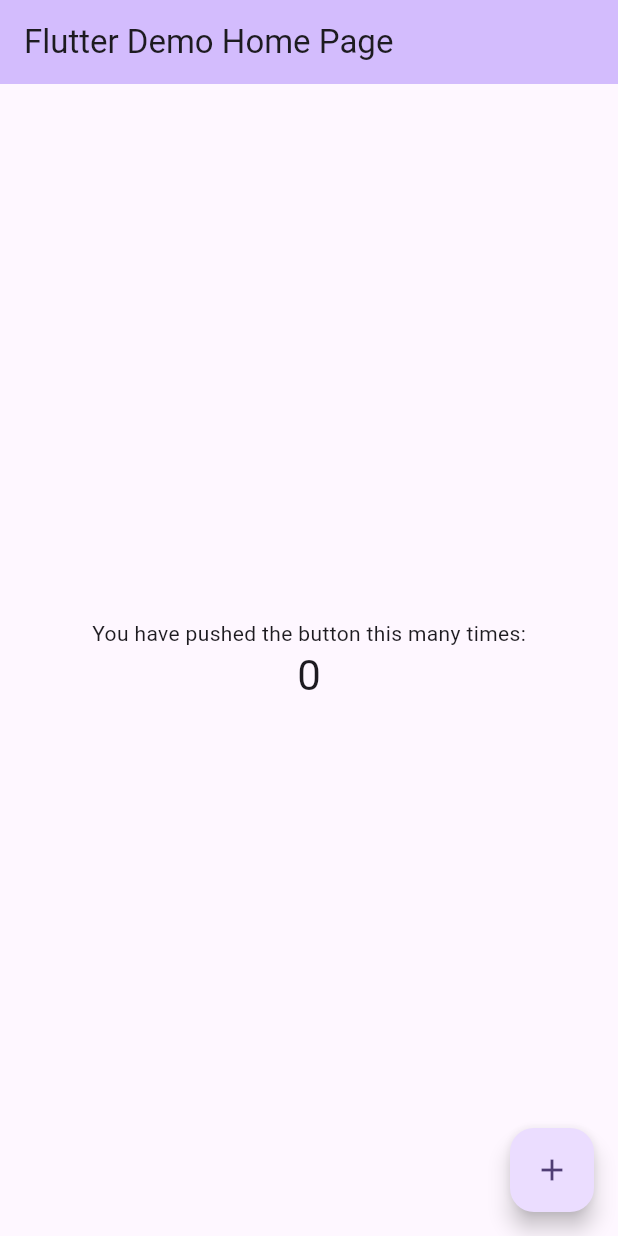
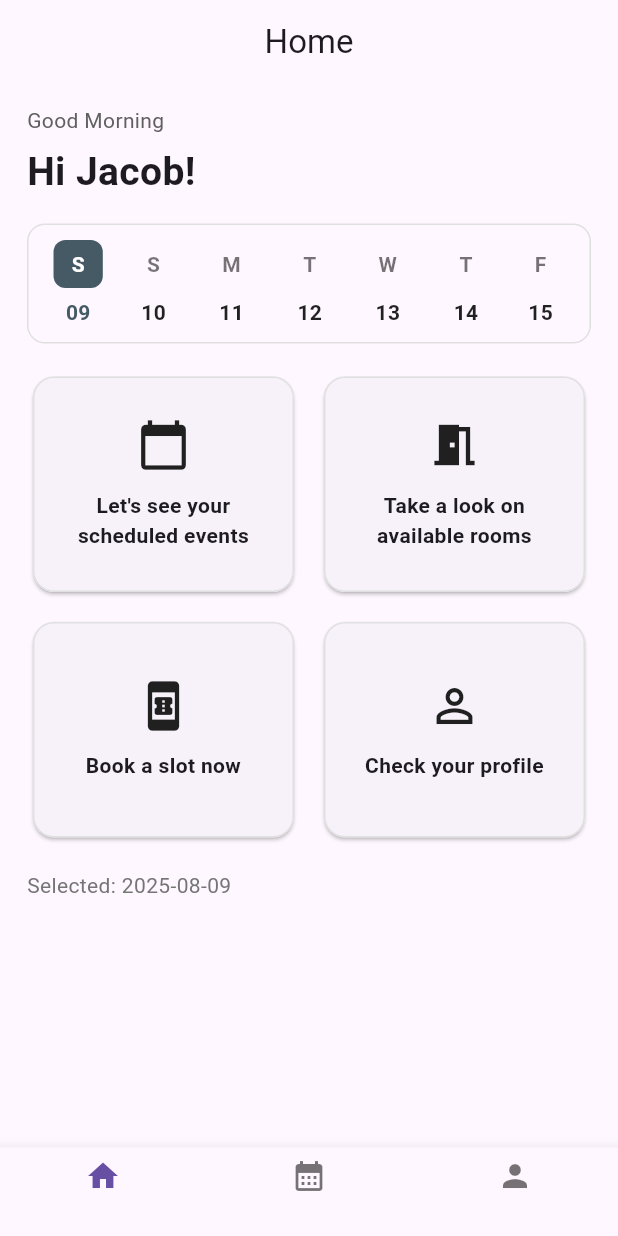
Before and after one commit to Arunrxj-v/Slot_booking_App, a Flutter app: the screen it shows after launch, on a phone screen of 412 x 824 dp. Run offline on Flutter 3.47's test engine with Material 3 defaults, Android fonts, the phone set to English and light mode, and no system bars.

Commit message:
Added project files

```diff
--- /dev/null
+++ b/slot_booking/lib/home_screen.dart
@@ -0,0 +1,158 @@
+import 'package:flutter/material.dart';
+
+class HomeScreen extends StatefulWidget {
+  const HomeScreen({super.key});
+
+  @override
+  // ignore: library_private_types_in_public_api
+  _HomeScreenState createState() => _HomeScreenState();
+}
+
+class _HomeScreenState extends State<HomeScreen> {
+  DateTime selectedDate = DateTime.now();
+  int _bottomIndex = 0;
+
+  // generate a simple 7-day list starting today
+  List<DateTime> weekDates() {
+    final now = DateTime.now();
+    return List.generate(7, (i) => now.add(Duration(days: i)));
+  }
+
+  Widget dateTile(DateTime d) {
+    final isSelected = d.day == selectedDate.day &&
+        d.month == selectedDate.month &&
+        d.year == selectedDate.year;
+    final dayLabel = ['S', 'M', 'T', 'W', 'T', 'F', 'S'][d.weekday % 7];
+    return GestureDetector(
+      onTap: () => setState(() => selectedDate = d),
+      child: Column(
+        children: [
+          Container(
+            padding: EdgeInsets.symmetric(vertical: 6, horizontal: 12),
+            decoration: BoxDecoration(
+              color: isSelected ? Colors.blueGrey[700] : Colors.transparent,
+              borderRadius: BorderRadius.circular(8),
+            ),
+            child: Text(
+              dayLabel,
+              style: TextStyle(
+                color: isSelected ? Colors.white : Colors.black54,
+                fontWeight: FontWeight.w600,
+              ),
+            ),
+          ),
+          SizedBox(height: 6),
+          Text(
+            d.day.toString().padLeft(2, '0'),
+            style: TextStyle(
+              fontWeight: FontWeight.bold,
+              color: isSelected ? Colors.blueGrey[700] : Colors.black87,
+            ),
+          )
+        ],
+      ),
+    );
+  }
+
+  Widget featureCard(IconData icon, String title) {
+    return Card(
+      shape: RoundedRectangleBorder(
+          borderRadius: BorderRadius.circular(14),
+          side: BorderSide(color: Colors.grey.shade300)),
+      child: InkWell(
+        borderRadius: BorderRadius.circular(14),
+        onTap: () =>
+            ScaffoldMessenger.of(context).showSnackBar(SnackBar(content: Text('$title tapped'))),
+        child: Padding(
+          padding: EdgeInsets.all(16),
+          child: Column(
+            mainAxisAlignment: MainAxisAlignment.center,
+            children: [
+              Icon(icon, size: 36),
+              SizedBox(height: 12),
+              Text(title, textAlign: TextAlign.center, style: TextStyle(fontWeight: FontWeight.w600)),
+            ],
+          ),
+        ),
+      ),
+    );
+  }
+
+  @override
+  Widget build(BuildContext context) {
+    final dates = weekDates();
+    return Scaffold(
+      appBar: AppBar(
+        title: Text('Home'),
+        centerTitle: true,
+        elevation: 0,
+      ),
+      body: SingleChildScrollView(
+        padding: EdgeInsets.symmetric(horizontal: 18, vertical: 14),
+        child: Column(
+          crossAxisAlignment: CrossAxisAlignment.start,
+          children: [
+            Text('Good Morning', style: TextStyle(color: Colors.grey[700])),
+            SizedBox(height: 6),
+            Text('Hi Jacob!', style: TextStyle(fontSize: 26, fontWeight: FontWeight.bold)),
+            SizedBox(height: 16),
+
+            // Horizontal date selector
+            Container(
+              padding: EdgeInsets.symmetric(vertical: 10, horizontal: 8),
+              decoration: BoxDecoration(
+                borderRadius: BorderRadius.circular(12),
+                border: Border.all(color: Colors.grey.shade300),
+              ),
+              child: Row(
+                mainAxisAlignment: MainAxisAlignment.spaceAround,
+                children: dates.map((d) => dateTile(d)).toList(),
+              ),
+            ),
+
+            SizedBox(height: 18),
+
+            // grid of feature cards (2x2)
+            GridView.count(
+              crossAxisCount: 2,
+              crossAxisSpacing: 12,
+              mainAxisSpacing: 12,
+              childAspectRatio: 1.2,
+              shrinkWrap: true,
+              physics: NeverScrollableScrollPhysics(),
+              children: [
+                featureCard(Icons.calendar_today, "Let's see your\nscheduled events"),
+                featureCard(Icons.meeting_room, "Take a look on\navailable rooms"),
+                featureCard(Icons.book_online, "Book a slot now"),
+                featureCard(Icons.person_outline, "Check your profile"),
+              ],
+            ),
+
+            SizedBox(height: 18),
+            // small hint
+            Text('Selected: ${selectedDate.toLocal().toString().split(' ')[0]}',
+                style: TextStyle(color: Colors.grey[600])),
+            SizedBox(height: 60), // space for bottom nav
+          ],
+        ),
+      ),
+
+      // bottom navigation bar
+      bottomNavigationBar: BottomNavigationBar(
+        currentIndex: _bottomIndex,
+        onTap: (i) {
+          setState(() => _bottomIndex = i);
+          if (i == 1) {
+            Navigator.pushNamed(context, '/calendar');
+          // ignore: curly_braces_in_flow_control_structures
+          } else if (i == 2) ScaffoldMessenger.of(context).showSnackBar(SnackBar(content: Text('Profile tapped')));
+        },
+        items: [
+          BottomNavigationBarItem(icon: Icon(Icons.home), label: ''),
+          BottomNavigationBarItem(icon: Icon(Icons.calendar_month), label: ''),
+          BottomNavigationBarItem(icon: Icon(Icons.person), label: ''),
+        ],
+      ),
+    );
+  }
+}
--- a/slot_booking/lib/main.dart
+++ b/slot_booking/lib/main.dart
@@ -1,122 +1,23 @@
 import 'package:flutter/material.dart';
+import 'home_screen.dart';
+import 'calendar_screen.dart';
 
-void main() {
-  runApp(const MyApp());
-}
+void main() => runApp(SimpleSchedulerApp());
 
-class MyApp extends StatelessWidget {
-  const MyApp({super.key});
+class SimpleSchedulerApp extends StatelessWidget {
+  const SimpleSchedulerApp({super.key});
 
-  // This widget is the root of your application.
   @override
   Widget build(BuildContext context) {
     return MaterialApp(
-      title: 'Flutter Demo',
+      title: 'Simple Scheduler',
       theme: ThemeData(
-        // This is the theme of your application.
-        //
-        // TRY THIS: Try running your application with "flutter run". You'll see
-        // the application has a purple toolbar. Then, without quitting the app,
-        // try changing the seedColor in the colorScheme below to Colors.green
-        // and then invoke "hot reload" (save your changes or press the "hot
-        // reload" button in a Flutter-supported IDE, or press "r" if you used
-        // the command line to start the app).
-        //
-        // Notice that the counter didn't reset back to zero; the application
-        // state is not lost during the reload. To reset the state, use hot
-        // restart instead.
-        //
-        // This works for code too, not just values: Most code changes can be
-        // tested with just a hot reload.
-        colorScheme: ColorScheme.fromSeed(seedColor: Colors.deepPurple),
+        primarySwatch: Colors.blue,
       ),
-      home: const MyHomePage(title: 'Flutter Demo Home Page'),
+      home: HomeScreen(),
+      routes: {
+        '/calendar': (_) => CalendarScreen(),
+      },
     );
   }
 }
-
-class MyHomePage extends StatefulWidget {
-  const MyHomePage({super.key, required this.title});
-
-  // This widget is the home page of your application. It is stateful, meaning
-  // that it has a State object (defined below) that contains fields that affect
-  // how it looks.
-
-  // This class is the configuration for the state. It holds the values (in this
-  // case the title) provided by the parent (in this case the App widget) and
-  // used by the build method of the State. Fields in a Widget subclass are
-  // always marked "final".
-
-  final String title;
-
-  @override
-  State<MyHomePage> createState() => _MyHomePageState();
-}
-
-class _MyHomePageState extends State<MyHomePage> {
-  int _counter = 0;
-
-  void _incrementCounter() {
-    setState(() {
-      // This call to setState tells the Flutter framework that something has
-      // changed in this State, which causes it to rerun the build method below
-      // so that the display can reflect the updated values. If we changed
-      // _counter without calling setState(), then the build method would not be
-      // called again, and so nothing would appear to happen.
-      _counter++;
-    });
-  }
-
-  @override
-  Widget build(BuildContext context) {
-    // This method is rerun every time setState is called, for instance as done
-    // by the _incrementCounter method above.
-    //
-    // The Flutter framework has been optimized to make rerunning build methods
-    // fast, so that you can just rebuild anything that needs updating rather
-    // than having to individually change instances of widgets.
-    return Scaffold(
-      appBar: AppBar(
-        // TRY THIS: Try changing the color here to a specific color (to
-        // Colors.amber, perhaps?) and trigger a hot reload to see the AppBar
-        // change color while the other colors stay the same.
-        backgroundColor: Theme.of(context).colorScheme.inversePrimary,
-        // Here we take the value from the MyHomePage object that was created by
-        // the App.build method, and use it to set our appbar title.
-        title: Text(widget.title),
-      ),
-      body: Center(
-        // Center is a layout widget. It takes a single child and positions it
-        // in the middle of the parent.
-        child: Column(
-          // Column is also a layout widget. It takes a list of children and
-          // arranges them vertically. By default, it sizes itself to fit its
-          // children horizontally, and tries to be as tall as its parent.
-          //
-          // Column has various properties to control how it sizes itself and
-          // how it positions its children. Here we use mainAxisAlignment to
-          // center the children vertically; the main axis here is the vertical
-          // axis because Columns are vertical (the cross axis would be
-          // horizontal).
-          //
-          // TRY THIS: Invoke "debug painting" (choose the "Toggle Debug Paint"
-          // action in the IDE, or press "p" in the console), to see the
-          // wireframe for each widget.
-          mainAxisAlignment: MainAxisAlignment.center,
-          children: <Widget>[
-            const Text('You have pushed the button this many times:'),
-            Text(
-              '$_counter',
-              style: Theme.of(context).textTheme.headlineMedium,
-            ),
-          ],
-        ),
-      ),
-      floatingActionButton: FloatingActionButton(
-        onPressed: _incrementCounter,
-        tooltip: 'Increment',
-        child: const Icon(Icons.add),
-      ), // This trailing comma makes auto-formatting nicer for build methods.
-    );
-  }
-}
--- a/slot_booking/pubspec.yaml
+++ b/slot_booking/pubspec.yaml
@@ -1,4 +1,4 @@
-name: slot_booking
+name: calendar_ui
 description: "A new Flutter project."
 # The following line prevents the package from being accidentally published to
 # pub.dev using `flutter pub publish`. This is preferred for private packages.
```
Also changed, not shown: slot_booking/lib/calendar_screen.dart (added, +219 -0 lines), 1 other file.
